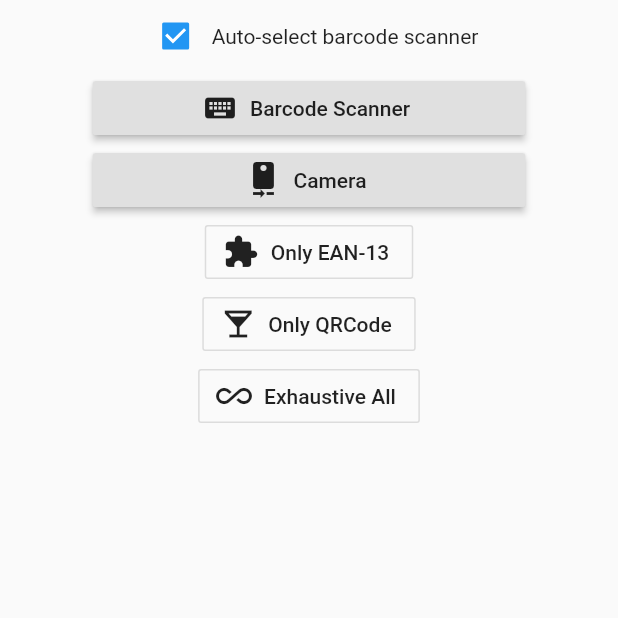
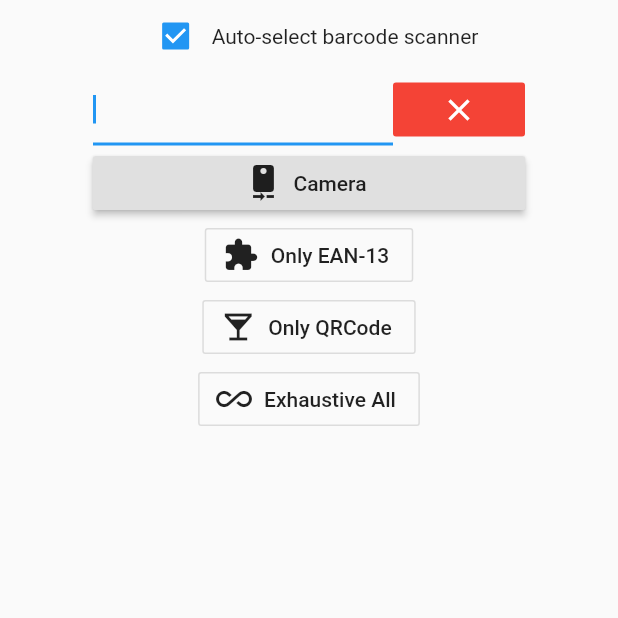
Before and after one commit to Miswag/universal_barcode, a Flutter app: the screen it shows after launch, on a phone screen of 412 x 824 dp, the top half of it. Run offline on Flutter 3.47's test engine with Material 2 defaults, Android fonts, the phone set to English and light mode, and no system bars; missing offline and left inert: last_qr_scanner.

Commit message:
- autoselect barcode reader..

```diff
--- a/example/lib/main.dart
+++ b/example/lib/main.dart
@@ -33,7 +33,8 @@ class _MyHomePageState extends State<MyHomePage> {
         body: Column(
           children: [
             UniversalBarcode(
-                (code){}, [BarcodeFormat.QR_CODE]
+                (code){}, [BarcodeFormat.QR_CODE],
+              autoselectBarcodeScanner: true,
             ),
             OutlineButton.icon(
                 onPressed: () => UniversalBarcode.show(
--- a/lib/universal_barcode.dart
+++ b/lib/universal_barcode.dart
@@ -13,7 +13,8 @@ import 'package:universal_barcode/utils/debouncer.dart';
 class UniversalBarcode extends StatefulWidget {
   final Function(String code) didCatchCode;
   final List<BarcodeFormat> lookupFormats;
-  UniversalBarcode(this.didCatchCode, this.lookupFormats);
+  final bool autoselectBarcodeScanner;
+  UniversalBarcode(this.didCatchCode, this.lookupFormats, {this.autoselectBarcodeScanner = false});
 
   @override
   State<StatefulWidget> createState() => _UniversalBarcodeState();
@@ -80,6 +81,7 @@ class _UniversalBarcodeState extends State<UniversalBarcode> {
   void initState() {
     super.initState();
     barcodeFocusNode = FocusNode();
+    keyboardMode = widget.autoselectBarcodeScanner;
   }
 
   @override
```
